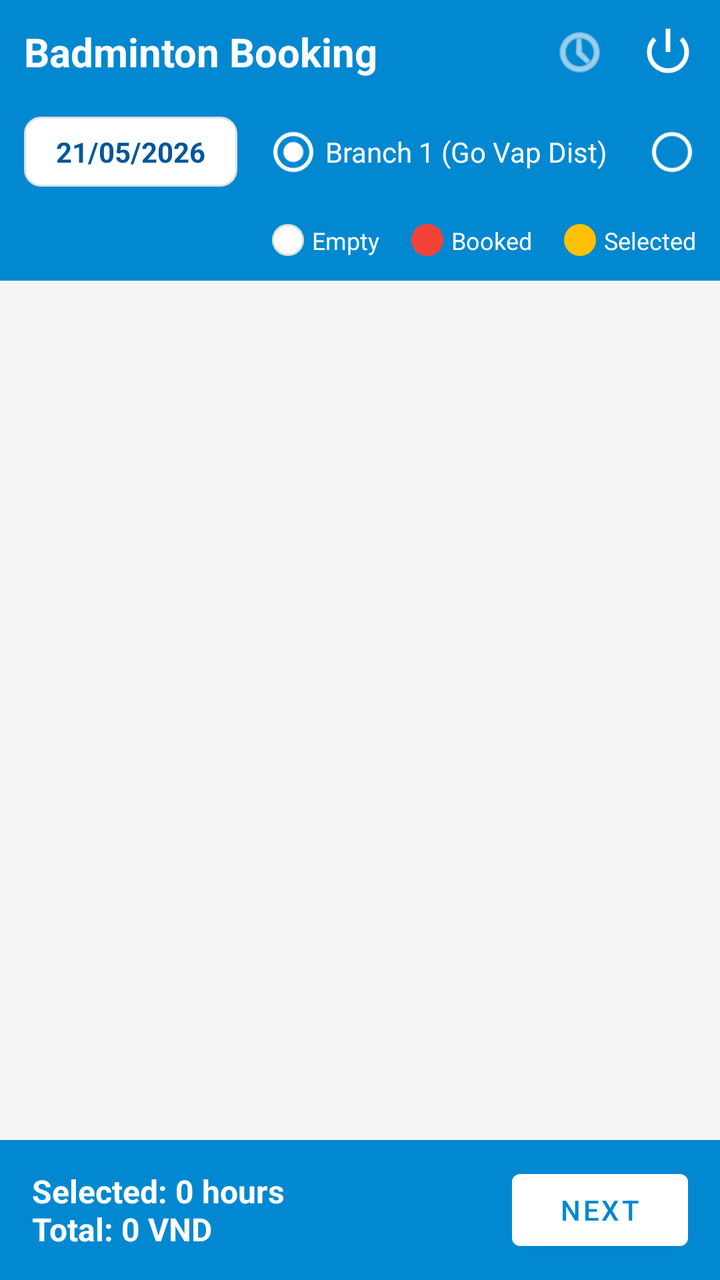
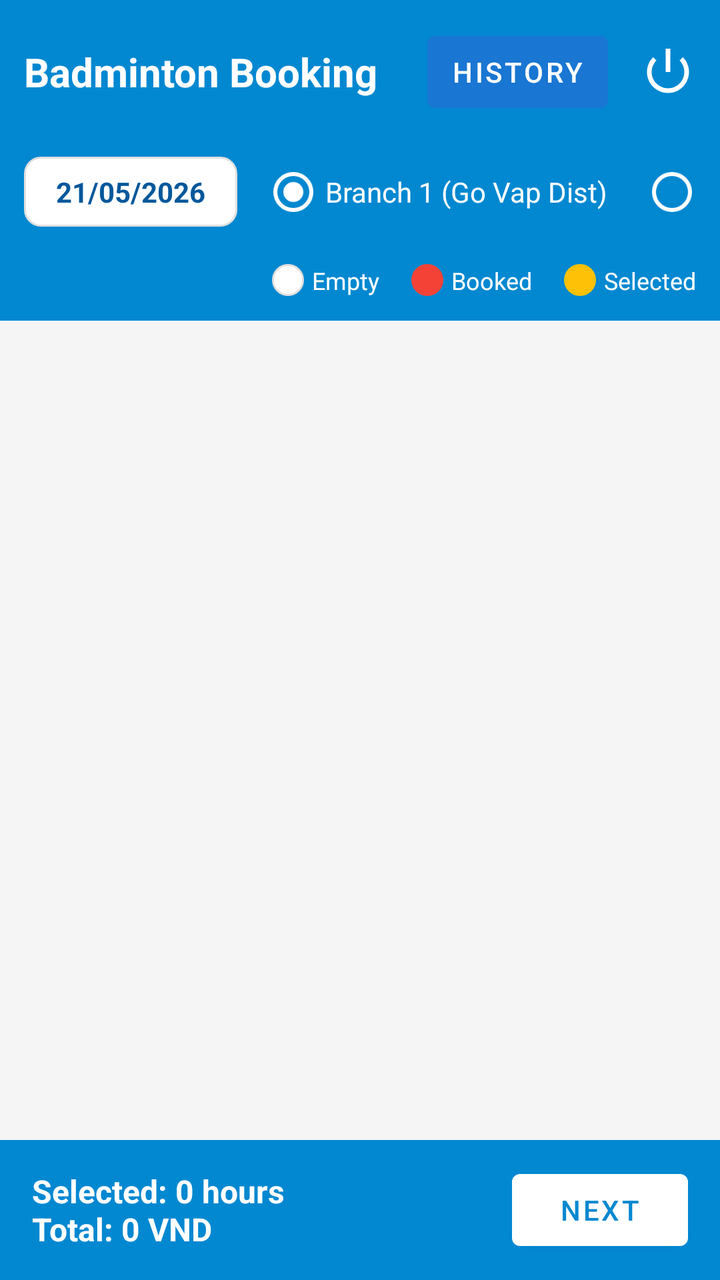

Before-and-after screenshots of an Android layout around one commit, followed by the original layout XML and the change that was made.
<!-- AndroidManifest.xml: application theme Theme.BadmintonBooking -->
<!-- res/layout/activity_home.xml -->
<?xml version="1.0" encoding="utf-8"?>
<androidx.constraintlayout.widget.ConstraintLayout xmlns:android="http://schemas.android.com/apk/res/android"
    xmlns:app="http://schemas.android.com/apk/res-auto"
    xmlns:tools="http://schemas.android.com/tools"
    android:layout_width="match_parent"
    android:layout_height="match_parent"
    android:background="@color/background_light"
    tools:context=".HomeActivity">

    
    <LinearLayout
        android:id="@+id/headerLayout"
        android:layout_width="match_parent"
        android:layout_height="wrap_content"
        android:orientation="vertical"
        android:background="@color/primary"
        android:padding="12dp"
        app:layout_constraintTop_toTopOf="parent">
        
        <LinearLayout
            android:layout_width="match_parent"
            android:layout_height="wrap_content"
            android:orientation="horizontal"
            android:gravity="center_vertical">
            <TextView
                android:layout_width="0dp"
                android:layout_weight="1"
                android:layout_height="wrap_content"
                android:text="Badminton Booking"
                android:textColor="@color/white"
                android:textSize="20sp"
                android:textStyle="bold" />
                
            <ImageView
                android:id="@+id/imgHistory"
                android:layout_width="28dp"
                android:layout_height="28dp"
                android:src="@android:drawable/ic_menu_recent_history"
                app:tint="@color/white"
                android:layout_marginEnd="16dp"/>
                
            <ImageView
                android:id="@+id/imgLogout"
                android:layout_width="28dp"
                android:layout_height="28dp"
                android:src="@android:drawable/ic_lock_power_off"
                app:tint="@color/white" />
        </LinearLayout>
            
        <LinearLayout
            android:layout_width="match_parent"
            android:layout_height="wrap_content"
            android:orientation="horizontal"
            android:layout_marginTop="12dp"
            android:gravity="center_vertical">
            
            
            <TextView
                android:id="@+id/tvSelectDate"
                android:layout_width="wrap_content"
                android:layout_height="wrap_content"
                android:background="@drawable/bg_cell_empty"
                android:textColor="@color/primary_dark"
                android:text="21/05/2026"
                android:paddingHorizontal="16dp"
                android:paddingVertical="8dp"
                android:textStyle="bold" />
                
            
            <HorizontalScrollView
                android:layout_width="0dp"
                android:layout_weight="1"
                android:layout_height="wrap_content"
                android:layout_marginStart="12dp"
                android:scrollbars="none">
                
                <RadioGroup
                    android:id="@+id/radioGroupBranches"
                    android:layout_width="wrap_content"
                    android:layout_height="wrap_content"
                    android:orientation="horizontal">
                    
                    <RadioButton android:id="@+id/rbBranch1" android:layout_width="wrap_content" android:layout_height="wrap_content" android:text="Branch 1 (Go Vap Dist)" android:textColor="@color/white" android:buttonTint="@color/white" android:checked="true" />
                    <RadioButton android:id="@+id/rbBranch2" android:layout_width="wrap_content" android:layout_height="wrap_content" android:text="Branch 2 (Binh Thanh Dist)" android:textColor="@color/white" android:buttonTint="@color/white" android:layout_marginStart="16dp" />
                    <RadioButton android:id="@+id/rbBranch3" android:layout_width="wrap_content" android:layout_height="wrap_content" android:text="Branch 3 (Dist 1)" android:textColor="@color/white" android:buttonTint="@color/white" android:layout_marginStart="16dp" />
                    
                </RadioGroup>
            </HorizontalScrollView>
        </LinearLayout>
        
        
        <LinearLayout
            android:layout_width="match_parent"
            android:layout_height="wrap_content"
            android:orientation="horizontal"
            android:gravity="end"
            android:layout_marginTop="12dp">
            
            <View android:layout_width="16dp" android:layout_height="16dp" android:background="@drawable/bg_cell_empty" />
            <TextView android:layout_width="wrap_content" android:layout_height="wrap_content" android:layout_marginStart="4dp" android:text="Empty" android:textColor="@color/white" android:textSize="12sp" />
            
            <View android:layout_width="16dp" android:layout_height="16dp" android:layout_marginStart="16dp" android:background="@drawable/bg_cell_booked" />
            <TextView android:layout_width="wrap_content" android:layout_height="wrap_content" android:layout_marginStart="4dp" android:text="Booked" android:textColor="@color/white" android:textSize="12sp" />
            
            <View android:layout_width="16dp" android:layout_height="16dp" android:layout_marginStart="16dp" android:background="@drawable/bg_cell_selected" />
            <TextView android:layout_width="wrap_content" android:layout_height="wrap_content" android:layout_marginStart="4dp" android:text="Selected" android:textColor="@color/white" android:textSize="12sp" />
        </LinearLayout>
    </LinearLayout>

    
    <LinearLayout
        android:id="@+id/bottomBar"
        android:layout_width="match_parent"
        android:layout_height="70dp"
        android:orientation="horizontal"
        android:background="@color/primary"
        android:gravity="center_vertical"
        android:paddingHorizontal="16dp"
        app:layout_constraintBottom_toBottomOf="parent">
        
        <TextView
            android:id="@+id/tvTotalInfo"
            android:layout_width="0dp"
            android:layout_weight="1"
            android:layout_height="wrap_content"
            android:text="Selected: 0 hours\nTotal: 0 VND"
            android:textColor="@color/white"
            android:textSize="16sp"
            android:textStyle="bold" />
            
        <Button
            android:id="@+id/btnNext"
            android:layout_width="wrap_content"
            android:layout_height="wrap_content"
            android:text="Next"
            android:textColor="@color/primary"
            app:backgroundTint="@color/white" />
    </LinearLayout>

    
    <ScrollView
        android:layout_width="0dp"
        android:layout_height="0dp"
        android:layout_margin="8dp"
        app:layout_constraintTop_toBottomOf="@+id/headerLayout"
        app:layout_constraintBottom_toTopOf="@+id/bottomBar"
        app:layout_constraintStart_toStartOf="parent"
        app:layout_constraintEnd_toEndOf="parent">
        
        <HorizontalScrollView
            android:layout_width="wrap_content"
            android:layout_height="wrap_content">
            
            <TableLayout
                android:id="@+id/tableLayoutMatrix"
                android:layout_width="wrap_content"
                android:layout_height="wrap_content"
                android:background="@android:color/transparent" />
                
        </HorizontalScrollView>
    </ScrollView>

</androidx.constraintlayout.widget.ConstraintLayout>
<!-- resources referenced by this layout -->
<resources>
  <color name="background_light">#F5F5F5</color>
  <color name="primary">#0288D1</color>
  <color name="primary_dark">#01579B</color>
  <color name="white">#FFFFFFFF</color>
  <!-- drawable bg_cell_booked (drawable) -->
  <?xml version="1.0" encoding="utf-8"?>
  <shape xmlns:android="http://schemas.android.com/apk/res/android"
      android:shape="rectangle">
      <solid android:color="@color/status_booked" />
      <corners android:radius="8dp" />
  </shape>
  <!-- drawable bg_cell_empty (drawable) -->
  <?xml version="1.0" encoding="utf-8"?>
  <shape xmlns:android="http://schemas.android.com/apk/res/android"
      android:shape="rectangle">
      <solid android:color="@color/white" />
      <corners android:radius="8dp" />
      <stroke android:width="1dp" android:color="#E0E0E0" />
  </shape>
  <!-- drawable bg_cell_selected (drawable) -->
  <?xml version="1.0" encoding="utf-8"?>
  <shape xmlns:android="http://schemas.android.com/apk/res/android"
      android:shape="rectangle">
      <solid android:color="@color/status_pending" />
      <corners android:radius="8dp" />
  </shape>
  <style name="Theme.BadmintonBooking" parent="Base.Theme.BadmintonBooking" />
  <color name="status_booked">#F44336</color>
  <color name="status_pending">#FFC107</color>
  <style name="Base.Theme.BadmintonBooking" parent="Theme.MaterialComponents.Light.NoActionBar">
          <item name="colorPrimary">@color/primary</item>
          <item name="colorPrimaryVariant">@color/primary_dark</item>
          <item name="colorOnPrimary">@color/white</item>
          <item name="colorSecondary">@color/accent</item>
          <item name="colorSecondaryVariant">@color/accent</item>
          <item name="colorOnSecondary">@color/white</item>
          <item name="android:statusBarColor">?attr/colorPrimaryVariant</item>
      </style>
  <color name="accent">#03A9F4</color>
</resources>

<!-- the commit's change to res/layout/activity_home.xml (unified diff, before → after) -->
@@ -30,13 +30,16 @@
                 android:textColor="@color/white"
                 android:textSize="20sp"
                 android:textStyle="bold" />
-                
-            <ImageView
+
+            <Button
                 android:id="@+id/imgHistory"
-                android:layout_width="28dp"
-                android:layout_height="28dp"
-                android:src="@android:drawable/ic_menu_recent_history"
-                app:tint="@color/white"
+                android:layout_width="wrap_content"
+                android:layout_height="wrap_content"
+                android:text="History"
+                android:textColor="@android:color/white"
+                android:backgroundTint="#1976D2"
+                android:paddingHorizontal="12dp"
+                android:paddingVertical="4dp"
                 android:layout_marginEnd="16dp"/>
                 
             <ImageView
@@ -129,6 +132,9 @@
             android:textStyle="bold" />
             
         <Button
+
+
+
             android:id="@+id/btnNext"
             android:layout_width="wrap_content"
             android:layout_height="wrap_content"
